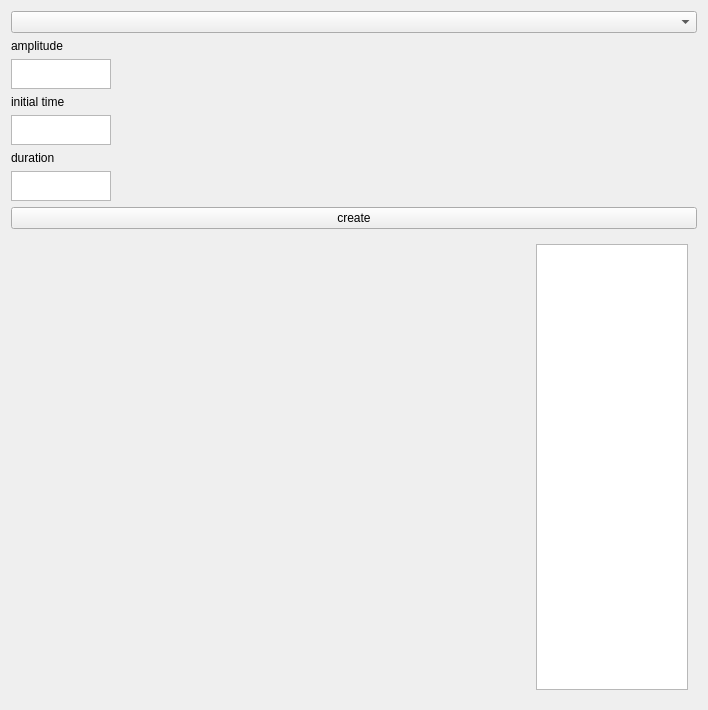
Above: program/forms/signal_display_widget.ui from MichalDudkiewicz/signal_processing before the change. Below: the same form after it.
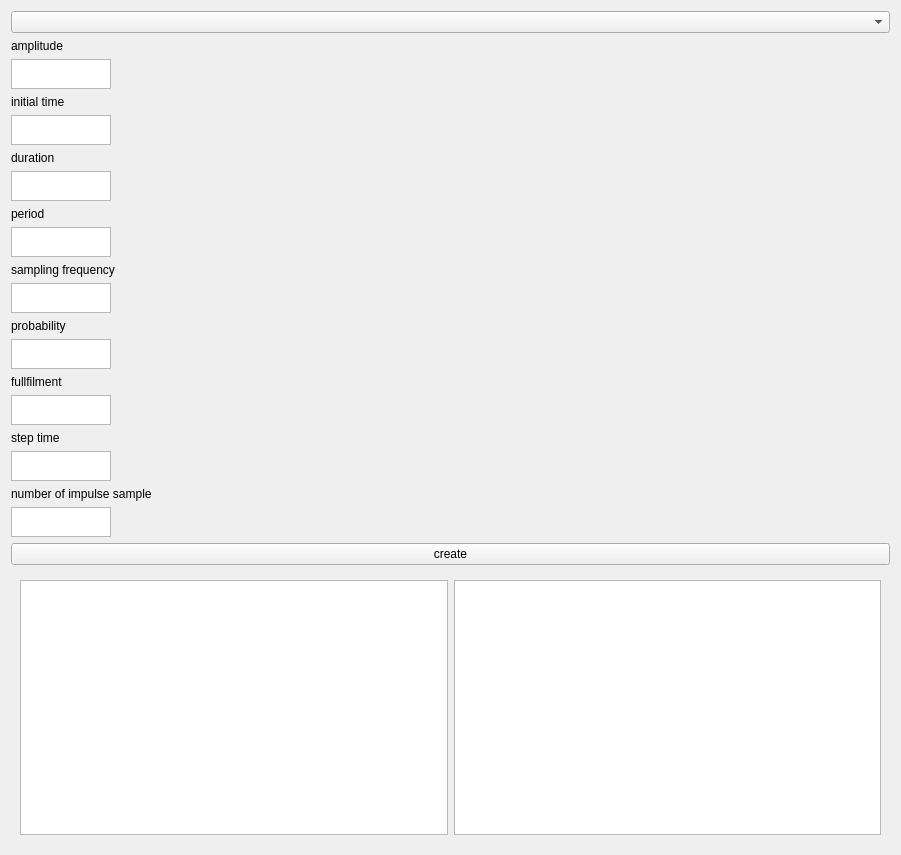
That is the form after the change. Custom widgets are drawn as their Qt base class.

The edit to the form file:
```diff
--- a/program/forms/signal_display_widget.ui
+++ b/program/forms/signal_display_widget.ui
@@ -6,8 +6,8 @@
    <rect>
     <x>0</x>
     <y>0</y>
-    <width>708</width>
-    <height>710</height>
+    <width>901</width>
+    <height>855</height>
    </rect>
   </property>
   <property name="windowTitle">
@@ -16,18 +16,8 @@
   <layout class="QGridLayout" name="gridLayout_2">
    <item row="0" column="0">
     <layout class="QGridLayout" name="gridLayout">
-     <item row="11" column="0">
-      <layout class="QHBoxLayout" name="horizontalLayout" stretch="0,0">
-       <item>
-        <widget class="QWidget" name="chart" native="true">
-         <property name="sizePolicy">
-          <sizepolicy hsizetype="Preferred" vsizetype="Preferred">
-           <horstretch>6</horstretch>
-           <verstretch>0</verstretch>
-          </sizepolicy>
-         </property>
-        </widget>
-       </item>
+     <item row="23" column="0">
+      <layout class="QHBoxLayout" name="horizontalLayout" stretch="0">
        <item>
         <widget class="QWidget" name="properties" native="true">
          <property name="sizePolicy">
@@ -37,9 +27,12 @@
           </sizepolicy>
          </property>
          <layout class="QGridLayout" name="gridLayout_3">
-          <item row="0" column="0">
+          <item row="0" column="1">
            <widget class="QTextBrowser" name="propertiesText"/>
           </item>
+          <item row="0" column="0">
+           <widget class="QChartView" name="chartView"/>
+          </item>
          </layout>
         </widget>
        </item>
@@ -105,17 +98,126 @@
        </property>
       </widget>
      </item>
-     <item row="10" column="0">
+     <item row="22" column="0">
       <widget class="QPushButton" name="pushButton">
        <property name="text">
         <string>create</string>
        </property>
       </widget>
      </item>
+     <item row="10" column="0">
+      <widget class="QLabel" name="label_4">
+       <property name="text">
+        <string>period</string>
+       </property>
+      </widget>
+     </item>
+     <item row="11" column="0">
+      <widget class="QTextEdit" name="periodTextEdit">
+       <property name="maximumSize">
+        <size>
+         <width>100</width>
+         <height>30</height>
+        </size>
+       </property>
+      </widget>
+     </item>
+     <item row="12" column="0">
+      <widget class="QLabel" name="label_5">
+       <property name="text">
+        <string>sampling frequency</string>
+       </property>
+      </widget>
+     </item>
+     <item row="15" column="0">
+      <widget class="QTextEdit" name="probabilityTextEdit">
+       <property name="maximumSize">
+        <size>
+         <width>100</width>
+         <height>30</height>
+        </size>
+       </property>
+      </widget>
+     </item>
+     <item row="13" column="0">
+      <widget class="QTextEdit" name="samplingFrequencyTextEdit">
+       <property name="maximumSize">
+        <size>
+         <width>100</width>
+         <height>30</height>
+        </size>
+       </property>
+      </widget>
+     </item>
+     <item row="14" column="0">
+      <widget class="QLabel" name="label_6">
+       <property name="text">
+        <string>probability</string>
+       </property>
+      </widget>
+     </item>
+     <item row="16" column="0">
+      <widget class="QLabel" name="label_7">
+       <property name="text">
+        <string>fullfilment</string>
+       </property>
+      </widget>
+     </item>
+     <item row="17" column="0">
+      <widget class="QTextEdit" name="kwTextEdit">
+       <property name="maximumSize">
+        <size>
+         <width>100</width>
+         <height>30</height>
+        </size>
+       </property>
+      </widget>
+     </item>
+     <item row="20" column="0">
+      <widget class="QLabel" name="label_8">
+       <property name="text">
+        <string>number of impulse sample</string>
+       </property>
+      </widget>
+     </item>
+     <item row="19" column="0">
+      <widget class="QTextEdit" name="stepTimeTextEdit">
+       <property name="maximumSize">
+        <size>
+         <width>100</width>
+         <height>30</height>
+        </size>
+       </property>
+      </widget>
+     </item>
+     <item row="18" column="0">
+      <widget class="QLabel" name="label_9">
+       <property name="text">
+        <string>step time</string>
+       </property>
+      </widget>
+     </item>
+     <item row="21" column="0">
+      <widget class="QTextEdit" name="impulseSampleNumberTextEdit">
+       <property name="maximumSize">
+        <size>
+         <width>100</width>
+         <height>30</height>
+        </size>
+       </property>
+      </widget>
+     </item>
     </layout>
    </item>
   </layout>
  </widget>
+ <customwidgets>
+  <customwidget>
+   <class>QChartView</class>
+   <extends>QGraphicsView</extends>
+   <header location="global">QtCharts/QtCharts</header>
+  </customwidget>
+ </customwidgets>
  <resources/>
  <connections/>
 </ui>
```
